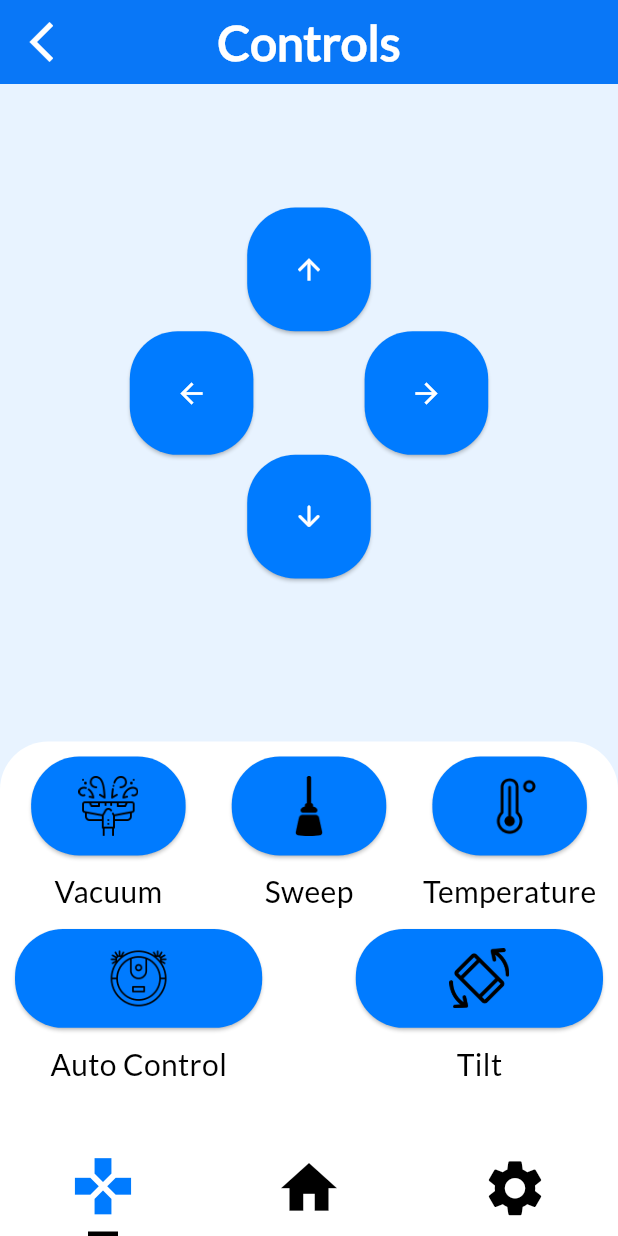
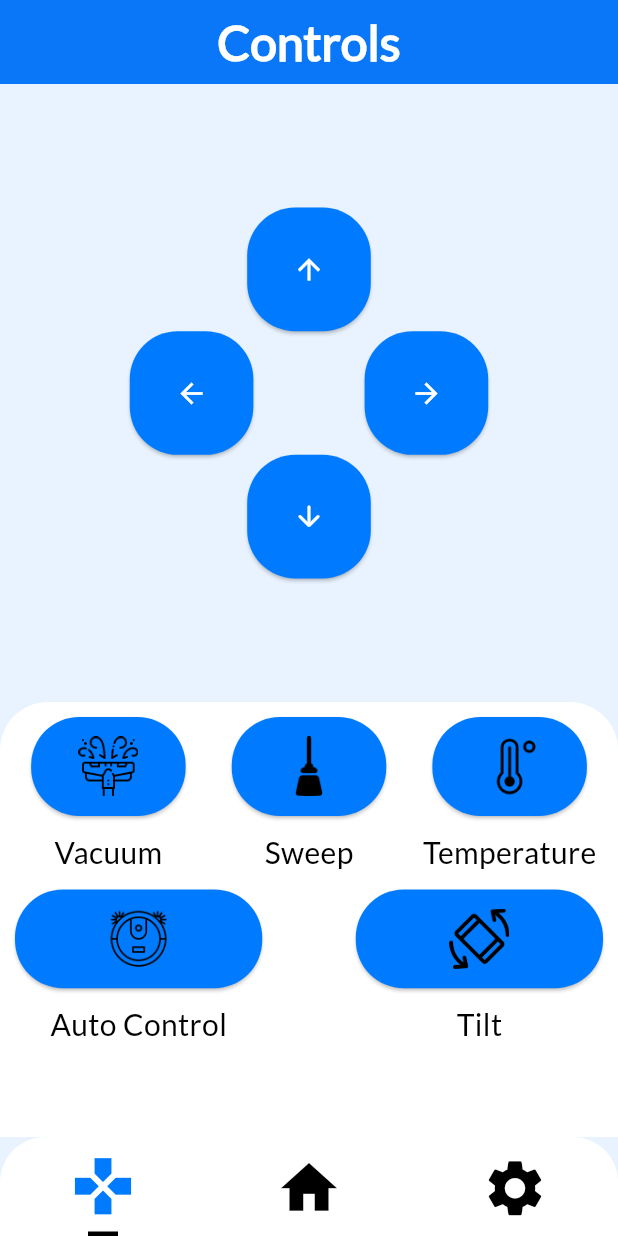
Before and after one commit to George8520/Grad, a Flutter app: the Connected screen opened by its route, after a tap on the "arrow upward" icon, on a phone screen of 412 x 824 dp. Run offline on Flutter 3.47's test engine with Material 3 defaults, Android fonts, the phone set to English and light mode, and no system bars; our stand-ins replace bloc, equatable, flutter_bloc, lottie, sensors_plus; generated files the repository leaves out were written again.

Commit message:
swiping pages

```diff
--- a/lib/l10n/app_ar.arb
+++ b/lib/l10n/app_ar.arb
@@ -79,6 +79,6 @@
   "on": "تشغيل",
   "off": "إيقاف",
   "robotstate": "الحالة الحالية للروبوت:   ",
-  "tilt": "إمالة"
-
+  "tilt": "إمالة",
+  "editusername": "تعديل اسم المستخدم"
 }
--- a/lib/l10n/app_en.arb
+++ b/lib/l10n/app_en.arb
@@ -78,5 +78,7 @@
   "on": "ON",
   "off": "OFF",
   "robotstate": "Robot currrent state:   ",
-  "tilt": "Tilt"
+  "tilt": "Tilt",
+  "editusername": "Edit Username"
+
 }
--- a/lib/screens/connected.dart
+++ b/lib/screens/connected.dart
@@ -13,6 +13,8 @@ import 'package:flutter_gen/gen_l10n/app_localizations.dart';
 import 'package:signup1/widgets/reusable_toggle_switch.dart';
 import 'package:flutter_bloc/flutter_bloc.dart'; // Import flutter_bloc
 import 'package:signup1/cubits/control_cubit.dart'; // Adjust the import path as necessary
+import 'package:signup1/screens/controls.dart'; // Import ControlsPage
+import 'package:signup1/screens/settings.dart'; // Import Settings_screen
 
 class Connected extends StatefulWidget {
   @override
@@ -34,7 +36,14 @@ void _handleconnection(BuildContext context) {
 }
 
 class _ConnectedState extends State<Connected> {
-  int selectedIndex = 1; // Default to Home icon
+  final PageController _pageController = PageController(initialPage: 1); // Default index set to 1 (Connected screen)
+  int _currentPageIndex = 1; // Track the current page index, default is 1 (Connected screen)
+
+  @override
+  void dispose() {
+    _pageController.dispose();
+    super.dispose();
+  }
 
   @override
   Widget build(BuildContext context) {
@@ -57,12 +66,42 @@ class _ConnectedState extends State<Connected> {
       },
       child: Scaffold(
         backgroundColor: AppColors.background_color,
-        appBar: AppBarChooser(
-          appBarType: 'CustomAppBarColor',
-          title: '',
-          appBarColor: AppColors.primaryColor,
+        appBar: _buildAppBar(_currentPageIndex), // Dynamic AppBar based on the current page
+        body: PageView(
+          controller: _pageController,
+          onPageChanged: (index) {
+            setState(() {
+              _currentPageIndex = index; // Update the current page index
+            });
+          },
+          children: [
+            // Screen 0: ControlsPage (swipe left from Connected)
+            ControlsPage(),
+            // Screen 1: Connected (default center screen)
+            _buildConnectedScreen(context),
+            // Screen 2: Settings_screen (swipe right from Connected)
+            Settings_screen(),
+          ],
         ),
-        body: BlocBuilder<ControlCubit, ControlState>(
+        bottomNavigationBar: FooterWidget(
+          onHomePressed: () {
+            _pageController.jumpToPage(1); // Navigate to ControlsPage screen
+          },
+          onSearchPressed: () {
+            _pageController.jumpToPage(0); // Navigate to Connected screen
+          },
+          onSettingsPressed: () {
+            _pageController.jumpToPage(2); // Navigate to Settings_screen
+          },
+          selectedIndex: _currentPageIndex, // Highlight based on the current index
+        ),
+      ),
+    );
+  }
+
+  // Build the Connected screen content
+  Widget _buildConnectedScreen(BuildContext context) {
+    return BlocBuilder<ControlCubit, ControlState>(
       builder: (context, state) {
         return Column(
           mainAxisAlignment: MainAxisAlignment.spaceBetween,
@@ -125,7 +164,7 @@ class _ConnectedState extends State<Connected> {
                         activeText: AppLocalizations.of(context)!.on,
                         inactiveText: AppLocalizations.of(context)!.off,
                         activeColor: AppColors.green_color, // Active color
-                            inactiveColor: AppColors.red_color, // Inactive color
+                        inactiveColor: AppColors.primaryColor, // Inactive color
                       ),
                     ],
                   ),
@@ -141,26 +180,34 @@ class _ConnectedState extends State<Connected> {
           ],
         );
       },
-        ),
-        bottomNavigationBar: FooterWidget(
-          onHomePressed: () {
-            setState(() {
-              selectedIndex = 1;
-            });
-          },
-          onSearchPressed: () {
-            setState(() {
-              selectedIndex = 0;
-            });
-          },
-          onSettingsPressed: () {
-            setState(() {
-              selectedIndex = 2;
-            });
-          },
-          selectedIndex: selectedIndex, // Highlight based on the current index
-        ),
-      ),
+    );
+  }
+
+  // Dynamic AppBar based on the current page index
+  PreferredSizeWidget _buildAppBar(int index) {
+    switch (index) {
+      case 0:
+        return AppBarChooser(
+          appBarType: 'CustomAppBar3',
+          title: AppLocalizations.of(context)!.controls,
+        );
+      case 1:
+        return AppBarChooser(
+          appBarType: 'CustomAppBarColor',
+          title: '',
+          appBarColor: AppColors.primaryColor,
+        );
+      case 2:
+        return AppBarChooser(
+          appBarType: 'CustomAppBar3',
+          title: AppLocalizations.of(context)!.settings,
+        );
+      default:
+        return AppBarChooser(
+          appBarType: 'CustomAppBarColor',
+          title: '',
+          appBarColor: AppColors.primaryColor,
         );
     }
   }
+}
--- a/lib/screens/controls.dart
+++ b/lib/screens/controls.dart
@@ -8,21 +8,9 @@ import 'package:signup1/shared/color.dart';
 import 'package:signup1/shared/responsive.dart';
 import 'package:signup1/widgets/appbar_chooser.dart';
 import 'package:signup1/widgets/button.dart';
-import 'package:signup1/widgets/footer.dart';
 import 'package:flutter_gen/gen_l10n/app_localizations.dart';
 import '../widgets/alerts.dart';
 import '../widgets/direction_buttons.dart';
-
-void main() {
-  runApp(
-    BlocProvider(
-      create: (context) => ControlCubit(),
-      child: MaterialApp(
-        home: ControlsPage(),
-      ),
-    ),
-  );
-}
 
 class ControlsPage extends StatefulWidget {
   @override
@@ -45,6 +33,7 @@ class _ControlsPageState extends State<ControlsPage> {
       }
     });
   }
+
   void _fetchTemperature() async {
     // Mock temperature data fetching
     await Future.delayed(Duration(microseconds: 50));
@@ -52,16 +41,11 @@ class _ControlsPageState extends State<ControlsPage> {
       _temperature = "25°C"; // Example temperature value
     });
   }
+
+  @override
   Widget build(BuildContext context) {
     return Scaffold(
       backgroundColor: AppColors.background_color,
-      appBar: AppBarChooser(
-        appBarType: 'CustomAppBar2',
-        title: AppLocalizations.of(context)!.controls,
-        onBackPressed: () {
-          Navigator.pop(context);
-        },
-      ),
       body: BlocBuilder<ControlCubit, ControlState>(
         builder: (context, state) {
           return Stack(
@@ -69,8 +53,6 @@ class _ControlsPageState extends State<ControlsPage> {
               Column(
                 children: [
                   SizedBox(height: Responsive.customHeight(context, 0.1)),
-
-                  // Pass the tilt direction to DirectionControls
                   Directionality(
                     textDirection: TextDirection.ltr,
                     child: DirectionControls(
@@ -78,25 +60,17 @@ class _ControlsPageState extends State<ControlsPage> {
                       highlightedDirection: state.isTiltMode ? state.tiltDirection : 'stop',
                     ),
                   ),
-
-                  Spacer(),
-                  // Temperature display
-                  if (_temperature != null)
-                    Padding(
-                      padding: const EdgeInsets.all(10.0),
-                      child: Text(
-                        "${AppLocalizations.of(context)!.currenttemp} $_temperature",
-                        style: AppStyles.mediumStyle,
-                      ),
-                    ),
-
-
-                  Container(
+                  // White container that extends to the bottom of the page
+                  SizedBox(height: Responsive.customHeight(context, 0.1)),
+                  Expanded(
+                    child: Container(
                       width: Responsive.customWidth(context, 1),
-                    height: Responsive.customHeight(context, 0.4),
                       decoration: BoxDecoration(
                         color: AppColors.whiteColor,
-                      borderRadius: BorderRadius.circular(32),
+                        borderRadius: BorderRadius.only(
+                          topLeft: Radius.circular(32),
+                          topRight: Radius.circular(32),
+                        ),
                       ),
                       child: Column(
                         children: [
@@ -227,18 +201,34 @@ class _ControlsPageState extends State<ControlsPage> {
                         ],
                       ),
                     ),
+                  ),
                 ],
               ),
-              // Footer
+              // Temperature display
+              if (_temperature != null)
                 Positioned(
-                bottom: 0,
+                  top: Responsive.customHeight(context, 0.2), // Adjust this value as needed
                   left: 0,
                   right: 0,
-                child: FooterWidget(
-                  onHomePressed: () {},
-                  onSearchPressed: () {},
-                  onSettingsPressed: () {},
-                  selectedIndex: 0,
+                  child: Center(
+                    child: Container(
+                      padding: const EdgeInsets.all(10.0),
+                      decoration: BoxDecoration(
+                        color: AppColors.whiteColor,
+                        borderRadius: BorderRadius.circular(8),
+                        boxShadow: [
+                          BoxShadow(
+                            color: Colors.black26,
+                            blurRadius: 5,
+                            offset: Offset(0, 2),
+                          ),
+                        ],
+                      ),
+                      child: Text(
+                        "${AppLocalizations.of(context)!.currenttemp} $_temperature",
+                        style: AppStyles.mediumStyle,
+                      ),
+                    ),
                   ),
                 ),
             ],
--- a/lib/widgets/appbar_chooser.dart
+++ b/lib/widgets/appbar_chooser.dart
@@ -99,6 +99,37 @@ class CustomAppBar2 extends StatelessWidget implements PreferredSizeWidget {
   @override
   Size get preferredSize => const Size.fromHeight(kToolbarHeight);
 }
+class CustomAppBar3 extends StatelessWidget implements PreferredSizeWidget {
+  final String title;
+  const CustomAppBar3({
+    Key? key,
+    required this.title,
+  }) : super(key: key);
+
+  @override
+  Widget build(BuildContext context) {
+    return ClipRRect(
+      child: AppBar(
+        automaticallyImplyLeading: false, // This removes the default back icon
+        title: Text(
+            title,
+            style: AppStyles.titlesStyle
+          // style: const TextStyle(
+          //   color: AppColors.whiteColor,
+          //   fontSize: 32,
+          //   fontWeight: FontWeight.bold,
+          // ),
+        ),
+        elevation: 4,
+        backgroundColor: AppColors.primaryColor,
+        centerTitle: true,
+      ),
+    );
+  }
+
+  @override
+  Size get preferredSize => const Size.fromHeight(kToolbarHeight);
+}
 
 class CustomAppBarColor extends StatelessWidget implements PreferredSizeWidget {
   final Color backgroundColor;
@@ -158,6 +189,13 @@ class AppBarChooser extends StatelessWidget implements PreferredSizeWidget {
         onRightIconPressed: onRightIconPressed,
         onBackPressed: onBackPressed, // Custom back navigation if provided
       );
+
+    }
+    else if (appBarType == 'CustomAppBar3') {
+      return CustomAppBar3(
+        title: title,
+      );
+
     } else if (appBarType == 'CustomAppBarColor') {
       return CustomAppBarColor(
         backgroundColor: appBarColor ?? AppColors.primaryColor, // Use passed color or default to primaryColor
--- a/lib/widgets/footer.dart
+++ b/lib/widgets/footer.dart
@@ -18,7 +18,7 @@ class FooterWidget extends StatelessWidget {
     required this.onSearchPressed,
     required this.onSettingsPressed,
     required this.selectedIndex,
-    this.height  // Default footer height
+    this.height, // Default footer height
   }) : super(key: key);
 
   @override
@@ -50,21 +50,18 @@ class FooterWidget extends StatelessWidget {
                   isSelected: selectedIndex == 0,
                   onPressed: onSearchPressed,
                   context: context,
-                  destinationPage: ControlsPage(), // Change to desired page
                 ),
                 _buildIcon(
                   icon: Icons.home,
                   isSelected: selectedIndex == 1,
                   onPressed: onHomePressed,
                   context: context,
-                  destinationPage: Connected(), // Change to desired page
                 ),
                 _buildIcon(
                   icon: Icons.settings,
                   isSelected: selectedIndex == 2,
                   onPressed: onSettingsPressed,
                   context: context,
-                  destinationPage: Settings_screen(), // Change to desired page
                 ),
               ],
             ),
@@ -79,7 +76,6 @@ class FooterWidget extends StatelessWidget {
     required bool isSelected,
     required VoidCallback onPressed,
     required BuildContext context,
-    required Widget destinationPage, // Destination page to navigate to
   }) {
     return Column(
       mainAxisAlignment: MainAxisAlignment.end,
@@ -90,12 +86,7 @@ class FooterWidget extends StatelessWidget {
             color: isSelected ? AppColors.primaryColor : Colors.black,
             size: 45,
           ),
-          onPressed: () {
-            Navigator.push(
-              context,
-              MaterialPageRoute(builder: (context) => destinationPage),
-            );
-          },
+          onPressed: onPressed, // Use the provided onPressed callback
         ),
         if (isSelected)
           Container(
```
Also changed, not shown: lib/cubits/control_cubit.dart (+0 -9 lines), lib/main.dart (+8 -1 lines), lib/screens/helpchat.dart (+18 -18 lines), lib/screens/homescreens.dart (added, +54 -0 lines), lib/screens/notification_screen.dart (+20 -20 lines), lib/screens/settings.dart (+41 -29 lines). Lines whose indentation alone changed are shown as unchanged.
